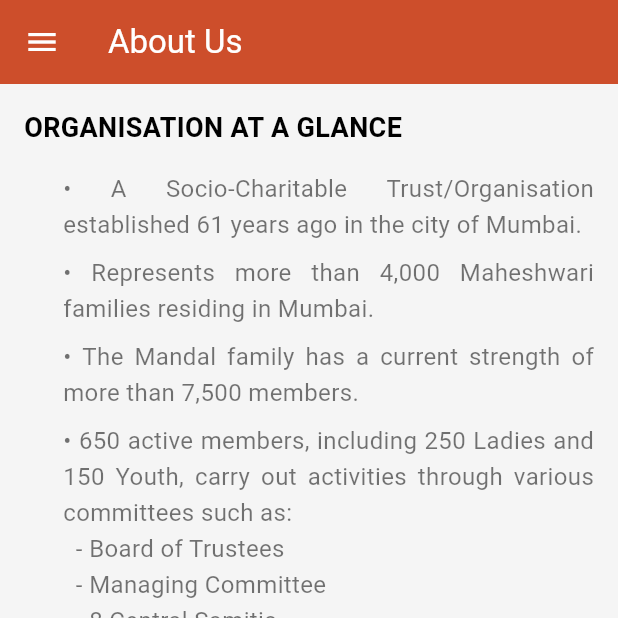
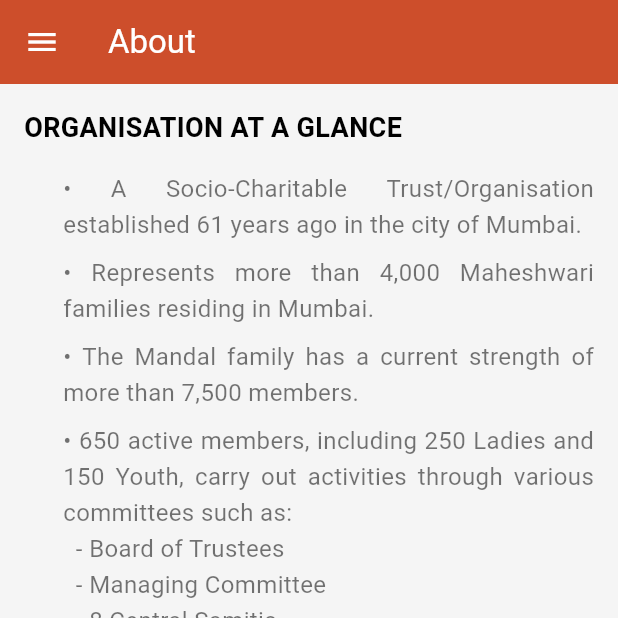
Before and after one commit to KRCodingCaffeine/MPMFlutterApp, a Flutter app: the AboutViewPage screen opened by its route, on a phone screen of 412 x 824 dp, the top half of it. Run offline on Flutter 3.47's test engine with Material 3 defaults, Android fonts, the phone set to English and light mode, and no system bars; our stand-ins replace audioplayers, device_preview, dio, easy_stepper, firebase_core, firebase_messaging and 9 more; accounts and stored records are empty; Roboto replaces fonts that are missing (Ubuntu-Regular.ttf).

```diff
--- a/lib/view/condition_about/about_view.dart
+++ b/lib/view/condition_about/about_view.dart
@@ -17,7 +17,7 @@ class _AboutViewPageState extends State<AboutViewPage> {
       backgroundColor: Colors.grey[100],
       appBar: AppBar(
         title: const Text(
-          'About Us',
+          'About',
           style: TextStyle(color: Colors.white),
         ),
         backgroundColor: ColorHelperClass.getColorFromHex(ColorResources.logo_color),
```
